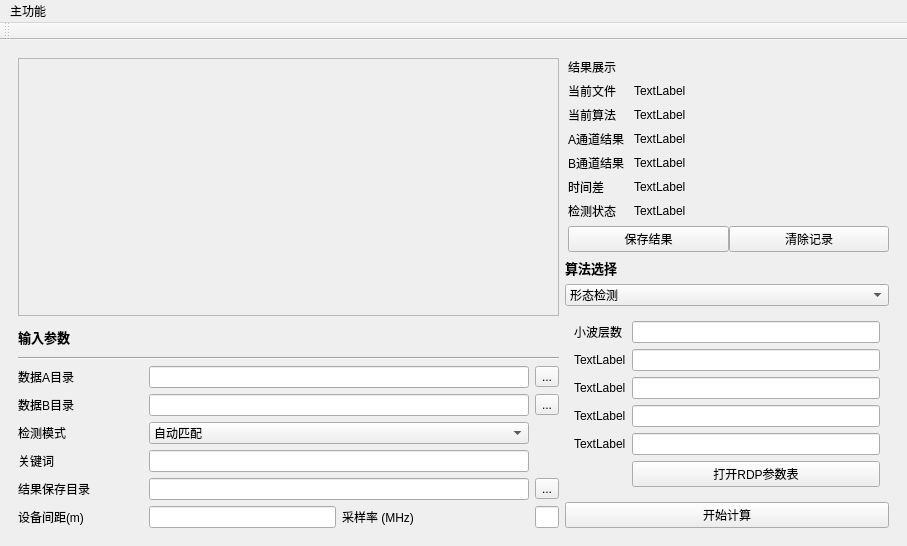
Qt form main.ui (Zekakora/wavefront_tool) before a commit.
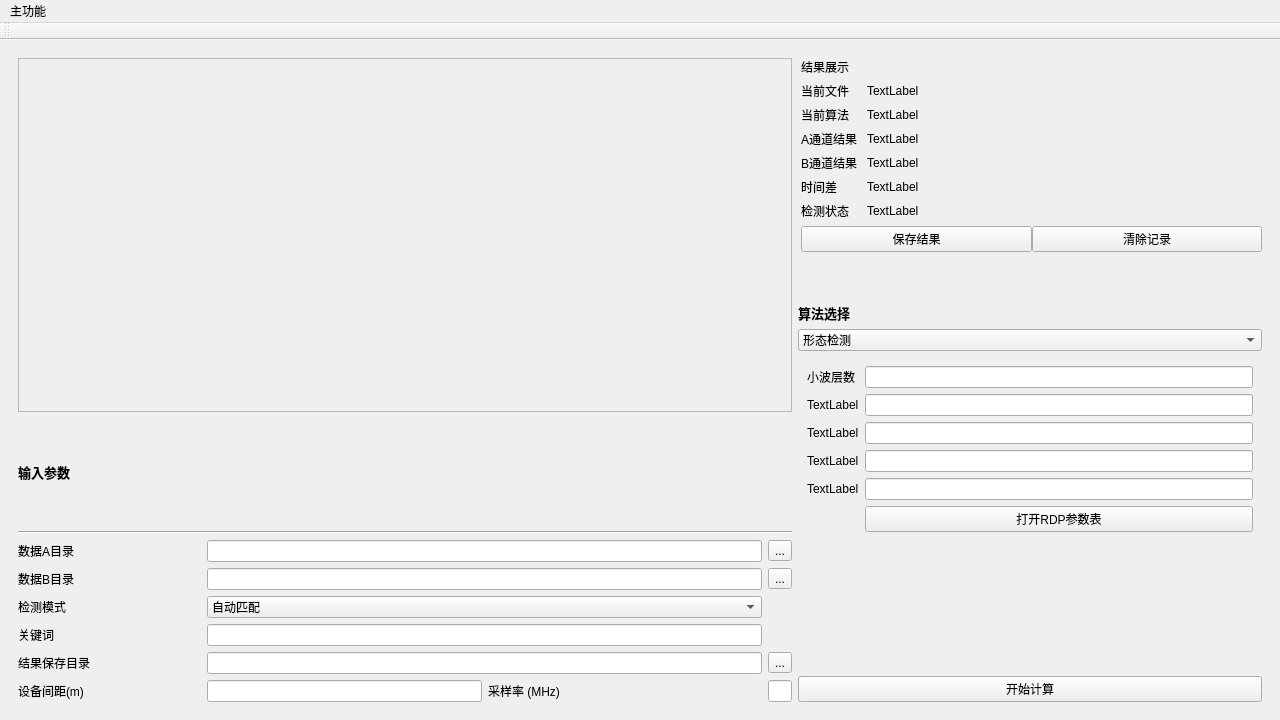
The same form after that commit.

Diff of the .ui file:
```diff
--- a/main.ui
+++ b/main.ui
@@ -6,8 +6,8 @@
    <rect>
     <x>0</x>
     <y>0</y>
-    <width>907</width>
-    <height>522</height>
+    <width>1280</width>
+    <height>720</height>
    </rect>
   </property>
   <property name="windowTitle">
```
